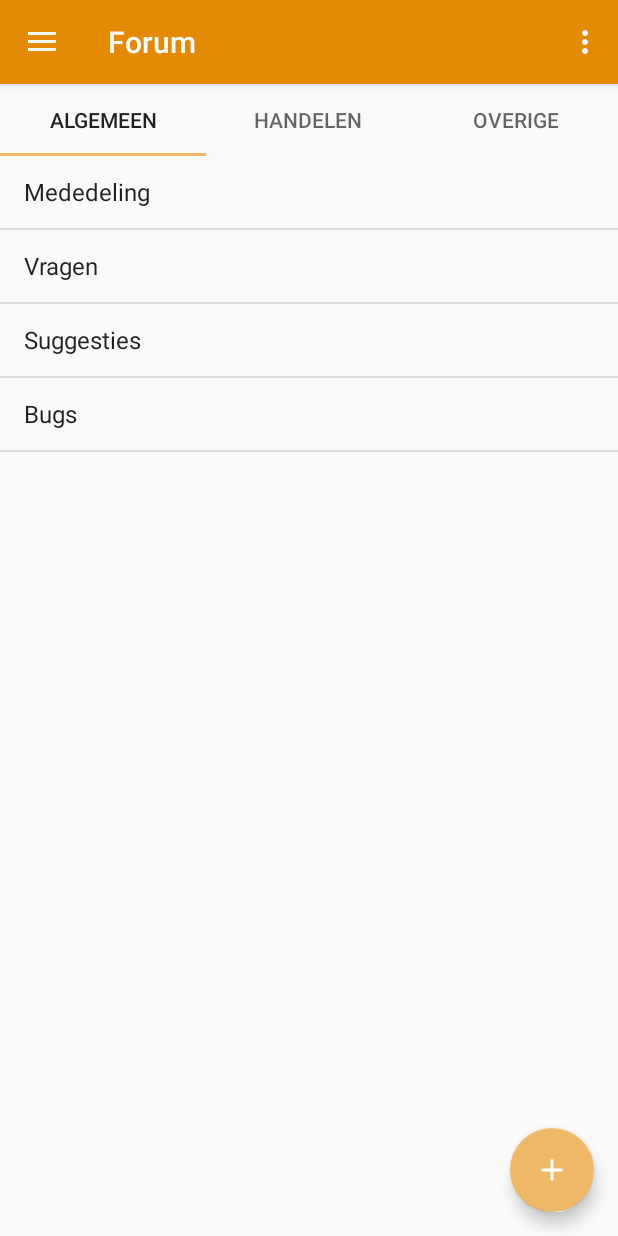
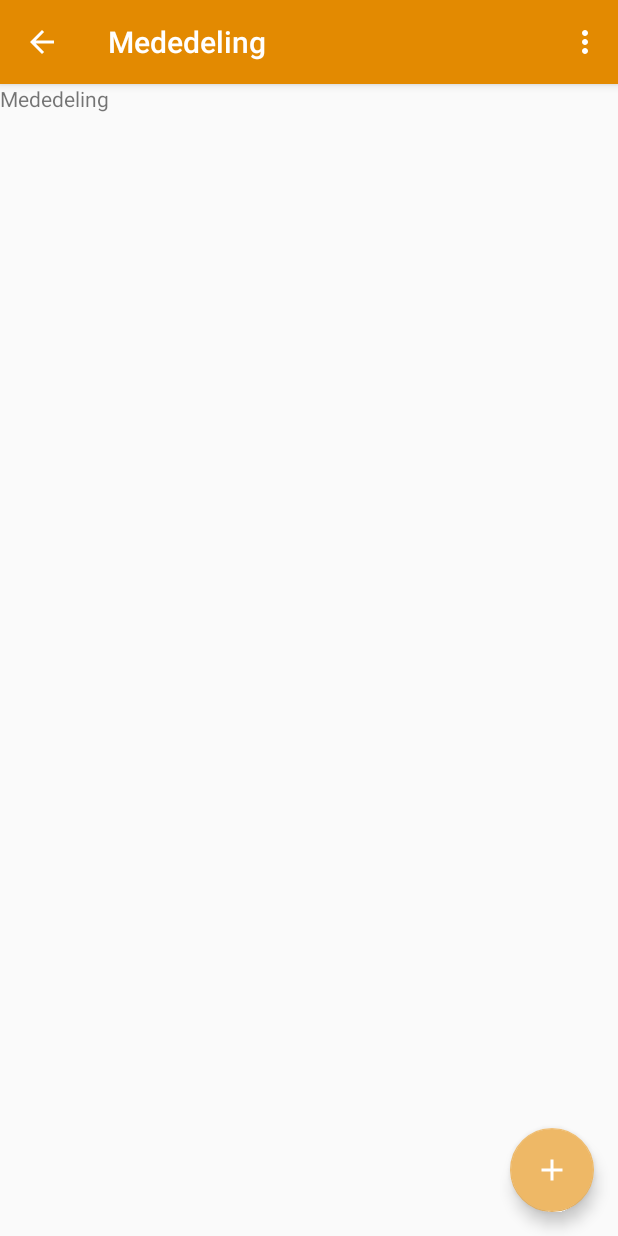
Before and after one commit to Wouter0100/android-one2xs, an Android app: the screen it shows after launch (MainActivity), after a tap on "Mededeling", on a phone screen of 412 x 824 dp. Run offline under Robolectric (Android 15) with nearby library versions, the phone set to English and light mode, and no system bars.

Commit message:
Added ThreadFragment and improved backstack management

```diff
--- a/app/build.gradle
+++ b/app/build.gradle
@@ -22,8 +22,8 @@ android {
 dependencies {
     compile fileTree(dir: 'libs', include: ['*.jar'])
     testCompile 'junit:junit:4.12'
-    compile 'com.android.support:appcompat-v7:23.1.1'
-    compile 'com.android.support:design:23.1.1'
+    compile 'com.android.support:appcompat-v7:23.2.0'
+    compile 'com.android.support:design:23.2.0'
     compile 'org.jsoup:jsoup:1.7.2'
     compile 'com.nostra13.universalimageloader:universal-image-loader:1.9.5'
     compile 'com.android.support:support-v4:23.2.0'
--- a/app/src/main/java/nl/wouter0100/one2xs/MainActivity.java
+++ b/app/src/main/java/nl/wouter0100/one2xs/MainActivity.java
@@ -15,6 +15,7 @@ import android.support.design.widget.NavigationView;
 import android.support.design.widget.Snackbar;
 import android.support.v4.app.Fragment;
 import android.support.v4.app.FragmentManager;
+import android.support.v4.app.FragmentManager;
 import android.support.v4.view.GravityCompat;
 import android.support.v4.widget.DrawerLayout;
 import android.support.v7.app.ActionBarDrawerToggle;
@@ -30,11 +31,15 @@ import android.widget.Toast;
 import java.io.FileNotFoundException;
 
 import nl.wouter0100.one2xs.adapters.UserSyncAdapter;
+import nl.wouter0100.one2xs.fragments.ForumFragment;
 import nl.wouter0100.one2xs.fragments.SectionFragment;
+import nl.wouter0100.one2xs.fragments.ThreadFragment;
+import nl.wouter0100.one2xs.models.Forum;
 
 public class MainActivity extends AppCompatActivity
         implements NavigationView.OnNavigationItemSelectedListener,
-        SectionFragment.OnFragmentInteractionListener {
+        ForumFragment.OnForumInteractionListener,
+        FragmentManager.OnBackStackChangedListener {
 
     private AccountManager mAccountManager;
     private Account mAccount;
@@ -45,32 +50,46 @@ public class MainActivity extends AppCompatActivity
     private NavigationView mNavigationView;
 
     private BroadcastReceiver mUserSyncFinishedReceiver;
+    private FragmentManager mFragmentManager;
+    private ActionBarDrawerToggle mDrawerToggle;
 
     @Override
     protected void onCreate(Bundle savedInstanceState) {
         super.onCreate(savedInstanceState);
 
+        // Get and set application context
         mContext = getApplicationContext();
 
+        // Get and set fragment manager
+        mFragmentManager = getSupportFragmentManager();
+        mFragmentManager.addOnBackStackChangedListener(this);
+
+        // Get account manager and all our accounts
+        mAccountManager = AccountManager.get(mContext);
+
+        // Toolbar stuff
         setContentView(R.layout.activity_main);
         Toolbar toolbar = (Toolbar) findViewById(R.id.toolbar);
         setSupportActionBar(toolbar);
 
-        mFloatingActionButton = (FloatingActionButton) findViewById(R.id.fab);
-        mFloatingActionButton.setOnClickListener(new View.OnClickListener() {
+        // Connect drawer
+        DrawerLayout drawer = (DrawerLayout) findViewById(R.id.drawer_layout);
+        mDrawerToggle = new ActionBarDrawerToggle(this, drawer, toolbar, R.string.navigation_drawer_open, R.string.navigation_drawer_close);
+        drawer.setDrawerListener(mDrawerToggle);
+        mDrawerToggle.setToolbarNavigationClickListener(new View.OnClickListener() {
+
             @Override
-            public void onClick(View view) {
-                Snackbar.make(view, "Replace with your own action", Snackbar.LENGTH_LONG)
-                        .setAction("Action", null).show();
+            public void onClick(View v) {
+                mFragmentManager.popBackStack();
             }
         });
+        mDrawerToggle.syncState();
 
-        DrawerLayout drawer = (DrawerLayout) findViewById(R.id.drawer_layout);
-        ActionBarDrawerToggle toggle = new ActionBarDrawerToggle(
-                this, drawer, toolbar, R.string.navigation_drawer_open, R.string.navigation_drawer_close);
-        drawer.setDrawerListener(toggle);
-        toggle.syncState();
+        // Floaitng action button stuff
+        mFloatingActionButton = (FloatingActionButton) findViewById(R.id.fab);
+        mFloatingActionButton.setVisibility(View.INVISIBLE);
 
+        // Navigation
         mNavigationView = (NavigationView) findViewById(R.id.nav_view);
         mNavigationView.setNavigationItemSelectedListener(this);
 
@@ -78,8 +97,7 @@ public class MainActivity extends AppCompatActivity
         mNavigationView.getMenu().getItem(0).setChecked(true);
         onNavigationItemSelected(mNavigationView.getMenu().getItem(0));
 
-        // Get account manager and all our accounts
-        mAccountManager = AccountManager.get(getBaseContext());
+        shouldDisplayHomeUp();
     }
 
     @Override
@@ -221,17 +239,47 @@ public class MainActivity extends AppCompatActivity
             e.printStackTrace();
         }
 
-        // Insert the fragment by replacing any existing fragment
-        FragmentManager fragmentManager = getSupportFragmentManager();
-        fragmentManager.beginTransaction().replace(R.id.fragment_content, fragment).commit();
+        //Clear back stack
+        for(int i = 0; i < mFragmentManager.getBackStackEntryCount(); ++i) {
+            mFragmentManager.popBackStack();
+        }
+
+        // Commit new fragment
+        mFragmentManager.beginTransaction().replace(R.id.fragment_content, fragment).commit();
 
         DrawerLayout drawer = (DrawerLayout) findViewById(R.id.drawer_layout);
         drawer.closeDrawer(GravityCompat.START);
         return true;
     }
 
+    /**
+     * Listener for when a user selects a forum
+     *
+     * @param forum Forum to load
+     */
     @Override
-    public void onFragmentInteraction(Uri uri) {
+    public void onForumSelected(Forum forum) {
+        Fragment fragment = ThreadFragment.newInstance(forum);
 
+        mFragmentManager.beginTransaction().replace(R.id.fragment_content, fragment).addToBackStack(null).commit();
+    }
+
+    @Override
+    public void onBackStackChanged() {
+        shouldDisplayHomeUp();
+    }
+
+    public void shouldDisplayHomeUp(){
+        //Enable Up button only if there are entries in the back stack
+        boolean canBack = getSupportFragmentManager().getBackStackEntryCount() > 0;
+
+        mDrawerToggle.setDrawerIndicatorEnabled(!canBack);
+
+        getSupportActionBar().setDisplayHomeAsUpEnabled(canBack);
+
+        // Resync state
+        if (!canBack) {
+            mDrawerToggle.syncState();
+        }
     }
 }
--- a/app/src/main/java/nl/wouter0100/one2xs/fragments/ForumFragment.java
+++ b/app/src/main/java/nl/wouter0100/one2xs/fragments/ForumFragment.java
@@ -1,5 +1,7 @@
 package nl.wouter0100.one2xs.fragments;
 
+import android.content.Context;
+import android.net.Uri;
 import android.os.Bundle;
 import android.support.v4.app.ListFragment;
 import android.util.Log;
@@ -16,6 +18,9 @@ import nl.wouter0100.one2xs.models.Forum;
  * Forum Fragment, views a list of forums within a section
  */
 public class ForumFragment extends ListFragment {
+
+    // Listener to talk with our activity
+    private OnForumInteractionListener mListener;
 
     // Holds the forums this Fragment is displaying
     private Forum[] mForums;
@@ -73,5 +78,28 @@ public class ForumFragment extends ListFragment {
         Forum forum = mForums[position];
 
         Log.i("FragmentList", "Item clicked: " + forum.getName());
+
+        mListener.onForumSelected(forum);
+    }
+
+    @Override
+    public void onAttach(Context context) {
+        super.onAttach(context);
+        if (context instanceof OnForumInteractionListener) {
+            mListener = (OnForumInteractionListener) context;
+        } else {
+            throw new RuntimeException(context.toString()
+                    + " must implement OnForumInteractionListener");
+        }
+    }
+
+    @Override
+    public void onDetach() {
+        super.onDetach();
+        mListener = null;
+    }
+
+    public interface OnForumInteractionListener {
+        void onForumSelected(Forum forum);
     }
 }
--- a/app/src/main/java/nl/wouter0100/one2xs/fragments/SectionFragment.java
+++ b/app/src/main/java/nl/wouter0100/one2xs/fragments/SectionFragment.java
@@ -6,6 +6,8 @@ import android.os.Bundle;
 import android.support.design.widget.TabLayout;
 import android.support.v4.app.Fragment;
 import android.support.v4.view.ViewPager;
+import android.support.v7.app.ActionBar;
+import android.support.v7.app.AppCompatActivity;
 import android.view.LayoutInflater;
 import android.view.View;
 import android.view.ViewGroup;
@@ -22,8 +24,6 @@ public class SectionFragment extends Fragment {
 
     private SectionPagerAdapter mAdapter;
     private ViewPager mPager;
-
-    private OnFragmentInteractionListener mListener;
 
     public SectionFragment() {
         // Required empty public constructor
@@ -87,45 +87,11 @@ public class SectionFragment extends Fragment {
         TabLayout tabLayout = (TabLayout) view.findViewById(R.id.sliding_tabs);
         tabLayout.setupWithViewPager(mPager);
 
+        // Set Title and back button correct
+        AppCompatActivity activity = (AppCompatActivity) getActivity();
+        ActionBar actionBar = activity.getSupportActionBar();
+        actionBar.setTitle("Forum");
+
         return view;
     }
-
-    // TODO: Rename method, update argument and hook method into UI event
-    public void onButtonPressed(Uri uri) {
-        if (mListener != null) {
-            mListener.onFragmentInteraction(uri);
-        }
-    }
-
-    @Override
-    public void onAttach(Context context) {
-        super.onAttach(context);
-        if (context instanceof OnFragmentInteractionListener) {
-            mListener = (OnFragmentInteractionListener) context;
-        } else {
-            throw new RuntimeException(context.toString()
-                    + " must implement OnFragmentInteractionListener");
-        }
-    }
-
-    @Override
-    public void onDetach() {
-        super.onDetach();
-        mListener = null;
-    }
-
-    /**
-     * This interface must be implemented by activities that contain this
-     * fragment to allow an interaction in this fragment to be communicated
-     * to the activity and potentially other fragments contained in that
-     * activity.
-     * <p/>
-     * See the Android Training lesson <a href=
-     * "http://developer.android.com/training/basics/fragments/communicating.html"
-     * >Communicating with Other Fragments</a> for more information.
-     */
-    public interface OnFragmentInteractionListener {
-        // TODO: Update argument type and name
-        void onFragmentInteraction(Uri uri);
-    }
 }
--- /dev/null
+++ b/app/src/main/java/nl/wouter0100/one2xs/fragments/ThreadFragment.java
@@ -0,0 +1,78 @@
+package nl.wouter0100.one2xs.fragments;
+
+import android.content.Context;
+import android.net.Uri;
+import android.os.Bundle;
+import android.support.design.widget.FloatingActionButton;
+import android.support.design.widget.Snackbar;
+import android.support.v4.app.Fragment;
+import android.support.v7.app.ActionBar;
+import android.support.v7.app.AppCompatActivity;
+import android.view.LayoutInflater;
+import android.view.View;
+import android.view.ViewGroup;
+import android.widget.TextView;
+
+import nl.wouter0100.one2xs.R;
+import nl.wouter0100.one2xs.models.Forum;
+
+/**
+ * ThreadFragment, view a threads list
+ */
+public class ThreadFragment extends Fragment {
+
+    private Forum mForum;
+
+    public ThreadFragment() {
+        // Required empty public constructor
+    }
+
+    /**
+     * Use this factory method to create a new instance of
+     * this fragment using the provided parameters.
+     *
+     * @return A new instance of fragment ThreadFragment.
+     */
+    public static ThreadFragment newInstance(Forum forum) {
+        ThreadFragment fragment = new ThreadFragment();
+
+        Bundle args = new Bundle();
+        args.putSerializable("forum", forum);
+
+        fragment.setArguments(args);
+        return fragment;
+    }
+
+    @Override
+    public void onCreate(Bundle savedInstanceState) {
+        super.onCreate(savedInstanceState);
+
+        mForum = (Forum) getArguments().getSerializable("forum");
+    }
+
+    @Override
+    public View onCreateView(LayoutInflater inflater, ViewGroup container,
+                             Bundle savedInstanceState) {
+        View view = inflater.inflate(R.layout.fragment_thread, container, false);
+
+        ((TextView) view.findViewById(R.id.threads_forum_name)).setText(mForum.getName());
+
+        // Set title
+        AppCompatActivity activity = (AppCompatActivity) getActivity();
+        ActionBar actionBar = activity.getSupportActionBar();
+        actionBar.setTitle(mForum.getName());
+
+        // Visible the FAB
+        FloatingActionButton floatingActionButton = (FloatingActionButton) getActivity().findViewById(R.id.fab);
+        floatingActionButton.setVisibility(View.VISIBLE);
+        floatingActionButton.setOnClickListener(new View.OnClickListener() {
+
+            @Override
+            public void onClick(View v) {
+                Snackbar.make(v, "Add new thread", Snackbar.LENGTH_LONG).show();
+            }
+        });
+
+        return view;
+    }
+}
--- /dev/null
+++ b/app/src/main/res/layout/fragment_thread.xml
@@ -0,0 +1,14 @@
+<FrameLayout xmlns:android="http://schemas.android.com/apk/res/android"
+    xmlns:tools="http://schemas.android.com/tools"
+    android:layout_width="match_parent"
+    android:layout_height="match_parent"
+    tools:context="nl.wouter0100.one2xs.fragments.ThreadFragment">
+
+    <!-- TODO: Update blank fragment layout -->
+    <TextView
+        android:layout_width="match_parent"
+        android:layout_height="match_parent"
+        android:text="@string/hello_blank_fragment"
+        android:id="@+id/threads_forum_name"/>
+
+</FrameLayout>
--- a/app/src/main/res/values/strings.xml
+++ b/app/src/main/res/values/strings.xml
@@ -22,4 +22,7 @@
     <string name="provider_user">User details</string>
     <string name="click_sign_in">Click to sign in</string>
     <string name="still_receiving">Please wait, receiving..</string>
+
+    <!-- TODO: Remove or change this placeholder text -->
+    <string name="hello_blank_fragment">Hello blank fragment</string>
 </resources>
```
